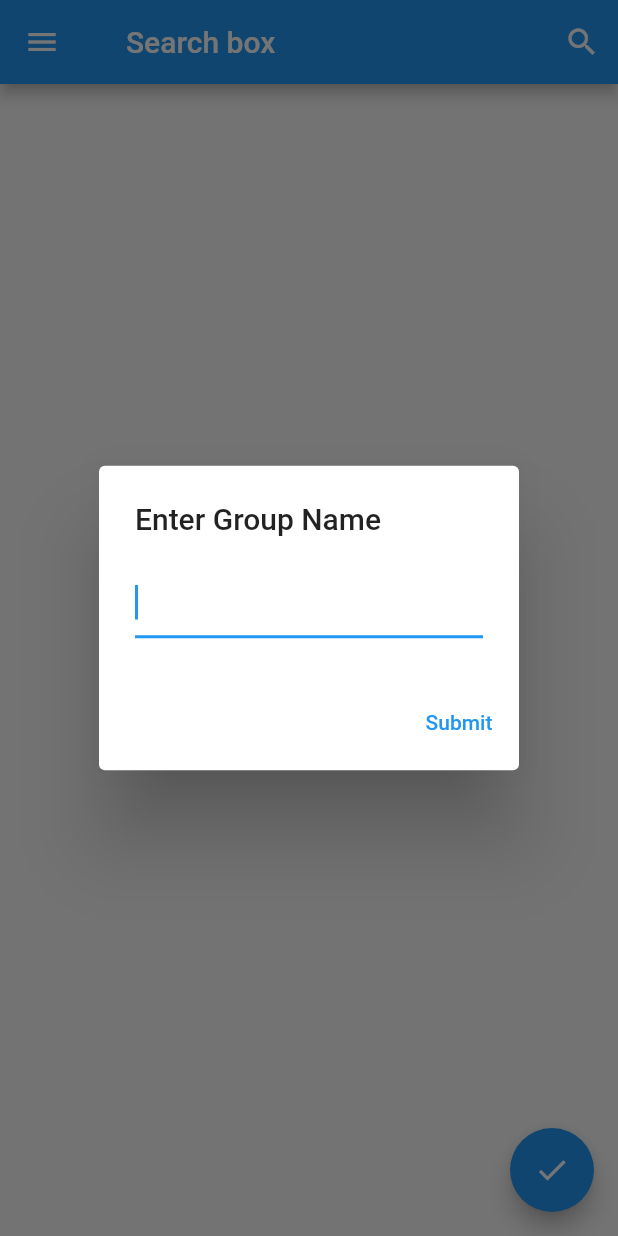
After one commit to priyansh18a/Live-Location-Tracking-App, a Flutter app: the Search screen opened by its route, after a tap on "Search box", after a tap on the "clear" icon, after a tap on the "done" icon, on a phone screen of 412 x 824 dp. The commit adds this screen. Run offline on Flutter 3.47's test engine with Material 2 defaults, Android fonts, the phone set to English and light mode, and no system bars; our stand-ins replace cloud_firestore, firebase_auth, firebase_core, flutter_signin_button, google_maps_flutter, google_sign_in and 2 more; missing offline and left inert: geoflutterfire; accounts and stored records are empty.

Commit message:
groups-and-search-part-implemented

```diff
--- a/lib/HomePage.dart
+++ b/lib/HomePage.dart
@@ -8,6 +8,52 @@ class HomePage extends StatefulWidget {
   @override
   _HomePageState createState() => _HomePageState();
 }
+
+
+Widget drawer(BuildContext context) {
+  return new  Drawer(
+    child: ListView(
+      padding: EdgeInsets.zero,
+      children: <Widget>[
+        DrawerHeader(
+          decoration: BoxDecoration(
+            color: Colors.blue,
+          ),
+          child: Text(
+            'Treklocation',
+            style: TextStyle(
+              color: Colors.white,
+              fontSize: 26,
+              textBaseline: TextBaseline.ideographic,
+            ),
+          ),
+        ),
+        ListTile(
+          leading: Icon(Icons.location_on),
+          title: Text('Map'),
+          onTap: () {
+            Navigator.of(context).pushReplacementNamed("Map");
+          },
+        ),
+        ListTile(
+          leading: Icon(Icons.account_circle),
+          title: Text('Profile'),
+          onTap: () {
+            Navigator.of(context).pushReplacementNamed("/");
+          },
+        ),
+        ListTile(
+          leading: Icon(Icons.people),
+          title: Text('Groups'),
+          onTap: () {
+            Navigator.of(context).pushReplacementNamed("Groups");
+          },
+        ),
+      ],
+    ),
+  );
+}
+
 
 class _HomePageState extends State<HomePage> {
   final FirebaseAuth _auth = FirebaseAuth.instance;
@@ -51,6 +97,7 @@ class _HomePageState extends State<HomePage> {
     final googleSignIn = GoogleSignIn();
     await googleSignIn.signOut();
   }
+
 
   @override
   void initState() {
@@ -107,50 +154,7 @@ class _HomePageState extends State<HomePage> {
               ],
             ),
     ) ,
-          drawer: Drawer(
-        child: ListView(
-        padding: EdgeInsets.zero,
-          children: <Widget>[
-            DrawerHeader(
-              decoration: BoxDecoration(
-                color: Colors.blue,
-              ),
-              child: Text(
-                'Treklocation',
-                style: TextStyle(
-                  color: Colors.white,
-                  fontSize: 26,
-                  textBaseline: TextBaseline.ideographic,
-                ),
-              ),
-            ),
-            ListTile(
-              leading: Icon(Icons.location_on),
-              title: Text('Map'),
-              onTap: () {
-                Navigator.of(context).pushReplacementNamed("Map");
-              },
-            ),
-            ListTile(
-              leading: Icon(Icons.account_circle),
-              title: Text('Profile'),
-              onTap: () {
-                Navigator.of(context).pushReplacementNamed("/");
-              },
-            ),
-            ListTile(
-              leading: Icon(Icons.settings),
-              title: Text('Settings'),
-              onTap: () {
-                // Update the state of the app
-                // ...
-                // Then close the drawer
-                Navigator.pop(context);
-              },
-            ),
-          ],
-        ),
-    ),
+          drawer: drawer(context)
     );
   }
 }
--- /dev/null
+++ b/lib/Search.dart
@@ -0,0 +1,291 @@
+import 'package:firebase_auth/firebase_auth.dart';
+import 'package:flutter/material.dart';
+import 'package:cloud_firestore/cloud_firestore.dart';
+import 'package:authentification/HomePage.dart';
+
+
+class Search extends StatefulWidget {
+  @override
+  _SearchState createState() => _SearchState();
+}
+
+class _SearchState extends State<Search> {
+  final FirebaseAuth _auth = FirebaseAuth.instance;
+  FirebaseFirestore firestore = FirebaseFirestore.instance;
+
+  TextEditingController _searchQuery, _groupName;
+  bool _isSearching = false;
+  bool _isLoading = false;
+  String searchQuery = "Search query";
+  String _username ;
+  List<String> _usernames = <String>[];
+  List<String> _selectedUsernames= <String> [];
+
+
+  void _startSearch() {
+    ModalRoute.of(context).addLocalHistoryEntry(new LocalHistoryEntry(onRemove: _stopSearching));
+    setState(() {
+      _isSearching = true;
+      _isLoading = true;
+    });
+  }
+
+  void _stopSearching() {
+    _clearSearchQuery();
+
+    setState(() {
+      _isSearching = false;
+      _isLoading = false;
+    });
+  }
+
+  void _clearSearchQuery() {
+    setState(() {
+      _searchQuery.clear();
+      updateSearchQuery("Search query");
+    });
+  }
+
+  Widget _buildTitle(BuildContext context) {
+    var horizontalTitleAlignment = CrossAxisAlignment.start;
+
+    return new InkWell(
+      child: new Padding(
+        padding: const EdgeInsets.symmetric(horizontal: 12.0),
+        child: new Column(
+          mainAxisAlignment: MainAxisAlignment.center,
+          crossAxisAlignment: horizontalTitleAlignment,
+          children: <Widget>[
+            const Text('Search box'),
+          ],
+        ),
+      ),
+      onTap: _startSearch
+    );
+  }
+
+  Future <void> getUser() async {
+    DocumentSnapshot documentSnapshot = await firestore.collection('users').doc(_auth.currentUser.uid).get();
+    if (documentSnapshot.exists) {
+      this._username =  documentSnapshot.get('displayName');
+    }else {
+      print('User does not exist in the database');
+    }
+  }
+
+
+  Widget _buildSearchField() {
+    return new TextField(
+      controller: _searchQuery,
+      autofocus: true,
+      decoration: const InputDecoration(
+        hintText: 'Search Username',
+        border: InputBorder.none,
+        hintStyle: const TextStyle(color: Colors.white30),
+      ),
+      style: const TextStyle(color: Colors.white, fontSize: 16.0),
+      onChanged: updateSearchQuery,
+    );
+  }
+
+  void updateSearchQuery(String newQuery) {
+    setState(() {
+      searchQuery = newQuery;
+      _isLoading = true;
+    });
+
+    int i = 0;
+    _usernames.clear();
+    firestore.collection('users')
+        .where('displayName', isEqualTo: newQuery)
+        .get()
+        .then((snapshot) {
+      setState(() {
+        snapshot.docs.forEach((element) {
+          if (element['displayName'] != _username) {
+            if (!_usernames.contains(element['displayName'])) {
+              _usernames.insert(i, element ['displayName']);
+              i++;
+            }
+          }
+        });
+      });
+      _isLoading = false;
+    });
+
+  }
+
+  _deleteSelected(String label){
+    setState(() {
+      _selectedUsernames.remove(label);
+    });
+
+  }
+
+  Future<void> _createGroup() async {
+    _selectedUsernames.insert(_selectedUsernames.length, _username);
+    Map<String, dynamic> groupsMap = {
+       'groupName': _groupName.text,
+      'users': _selectedUsernames,
+    };
+
+    try{
+      await firestore.collection('groups').add(groupsMap);
+      ScaffoldMessenger.of(context)
+          .showSnackBar(SnackBar (content: Text('Group created')));
+
+      setState(() {
+        _selectedUsernames.clear();
+      });
+    } catch (e) {
+      ScaffoldMessenger.of(context)
+          .showSnackBar(SnackBar(content: Text('Failed to create group ${e}')));
+    }
+    Navigator.of(context).pushReplacementNamed("Groups");
+  }
+
+  List<Widget> _buildActions() {
+    if (_isSearching) {
+      return <Widget>[
+        new IconButton(
+          icon: const Icon(Icons.clear),
+          onPressed: () {
+            if (_searchQuery == null ||
+                _searchQuery.text.isEmpty) {
+              Navigator.pop(context);
+              return;
+            }
+            _clearSearchQuery();
+            },
+        ),
+      ];
+    }
+
+    return <Widget>[
+      new IconButton(
+        icon: const Icon(Icons.search),
+        onPressed: _startSearch,
+      ),
+    ];
+  }
+
+  Widget _buildChip(String label, Color color) {
+    return Chip(
+      labelPadding: EdgeInsets.all(1.0),
+      avatar: CircleAvatar(
+        backgroundColor: Colors.black,
+        child: Text(label[0].toUpperCase())
+      ),
+      label: Text(
+        label,
+        style:TextStyle(
+          color: Colors.white,
+        ),
+      ),
+      deleteIcon: Icon(Icons.close),
+      onDeleted: () => _deleteSelected(label),
+      backgroundColor: color,
+      elevation: 10.0,
+      shadowColor: Colors.grey[60],
+      padding: EdgeInsets.all(6.0),
+    );
+  }
+
+  Widget _buildPopupDialog(BuildContext context) {
+    _groupName = new TextEditingController();
+    return new AlertDialog(
+      title: const Text('Enter Group Name'),
+      content: new Column(
+        mainAxisSize: MainAxisSize.min,
+        crossAxisAlignment: CrossAxisAlignment.start,
+        children: <Widget>[
+          TextField(
+          controller: _groupName,
+          autofocus: true,
+          style: const TextStyle(color: Colors.black, fontSize: 20.0),
+        )
+        ],
+      ),
+      actions: <Widget>[
+        new TextButton(
+          onPressed:_createGroup,
+          style: TextButton.styleFrom(
+            primary: Colors.blue,
+          ),
+          child: Text('Submit'),
+        ),
+      ],
+    );
+  }
+
+
+  @override
+  void initState() {
+    super.initState();
+    this.getUser();
+    _searchQuery = new TextEditingController();
+  }
+
+  @override
+  Widget build(BuildContext context) {
+    return Scaffold(
+      appBar: new AppBar(
+        title: _isSearching
+            ? _buildSearchField()
+            : _buildTitle(context),
+        actions: _buildActions(),
+      ),
+        body:_isLoading
+            ? Center(child: CircularProgressIndicator())
+            : Column(
+                mainAxisAlignment: MainAxisAlignment.start,
+                children: <Widget>[
+                  Padding(
+                    padding: const EdgeInsets.symmetric(vertical:4.0, horizontal: 10.0),
+                    child: Align(
+                      alignment: Alignment.topLeft,
+                      child: Wrap(
+                          spacing: 6.0,
+                          runSpacing: 6.0,
+                          children: _selectedUsernames
+                              .map((item) => _buildChip(item, Colors.green))
+                              .toList()
+                              .cast<Widget>()),
+                    ),
+                  ),
+                  _selectedUsernames.isEmpty
+                      ? Divider(thickness: 0.0, height: 0, color: Colors.white,)
+                  : Divider(thickness: 2.0, height: 0,),
+                  ListView.builder(
+                     itemCount: _usernames.length,
+                     scrollDirection: Axis.vertical,
+                     shrinkWrap: true,
+                     itemBuilder: (context, index){
+                        return ListTile(
+                          title: Text('${_usernames[index]}'),
+                          onTap: () {
+                            setState(() {
+                              if (!_selectedUsernames.contains(_usernames[index])) {
+                                _selectedUsernames.add(_usernames[index]);
+                              }
+                            });
+                          },
+                        );
+                  },
+              ),
+          ]
+        ),
+      drawer: drawer(context),
+      floatingActionButton: FloatingActionButton(
+          onPressed: () {
+            showDialog(
+              context: context,
+              builder: (BuildContext context) => _buildPopupDialog(context),
+            );
+          },
+        child: const Icon(Icons.done),
+        backgroundColor: Colors.blue,
+      ),
+    );
+  }
+}
--- a/lib/main.dart
+++ b/lib/main.dart
@@ -2,6 +2,8 @@ import 'package:authentification/Login.dart';
 import 'package:authentification/SignUp.dart';
 import 'package:authentification/Start.dart';
 import 'package:authentification/Map.dart';
+import 'package:authentification/Groups.dart';
+import 'package:authentification/Search.dart';
 import 'package:flutter/material.dart';
 import 'HomePage.dart';
 import 'package:firebase_core/firebase_core.dart';
@@ -29,6 +31,8 @@ class MyApp extends StatelessWidget {
         "SignUp":(BuildContext context)=>SignUp(),
         "Start":(BuildContext context)=>Start(),
         "Map":(BuildContext context)=>Map(),
+        "Groups":(BuildContext context)=>Groups(),
+        "Search":(BuildContext context)=>Search(),
       },
 
     );
```
Also changed, not shown: lib/Groups.dart (added, +98 -0 lines), lib/Map.dart (+11 -61 lines), 2 other files.
